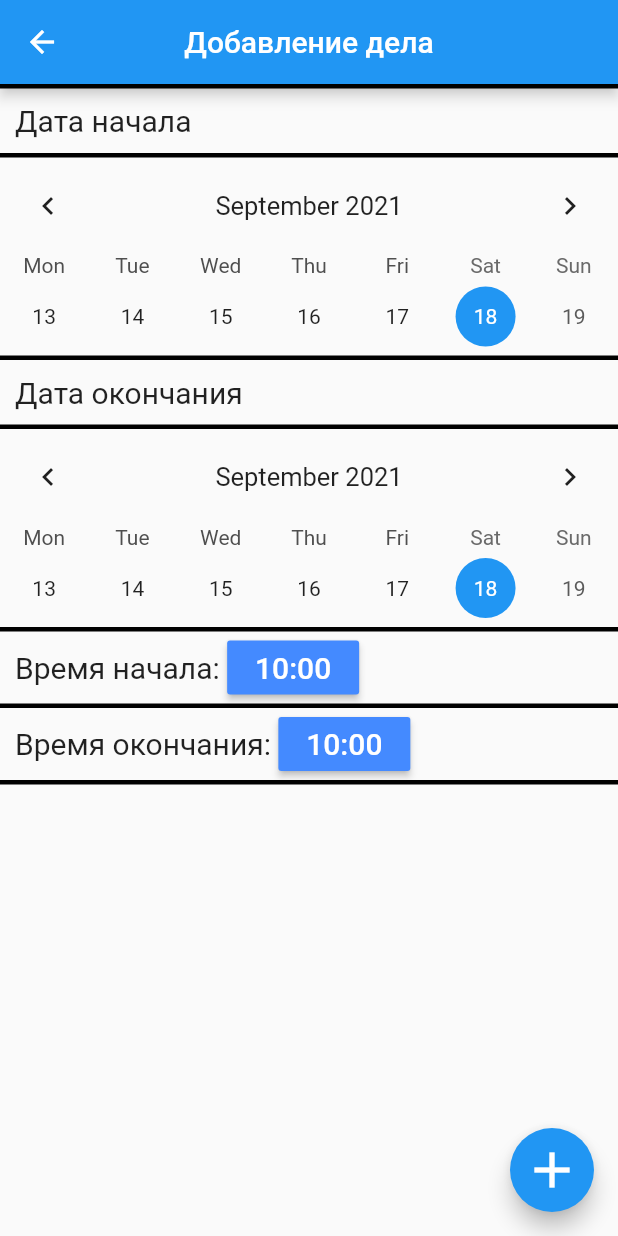
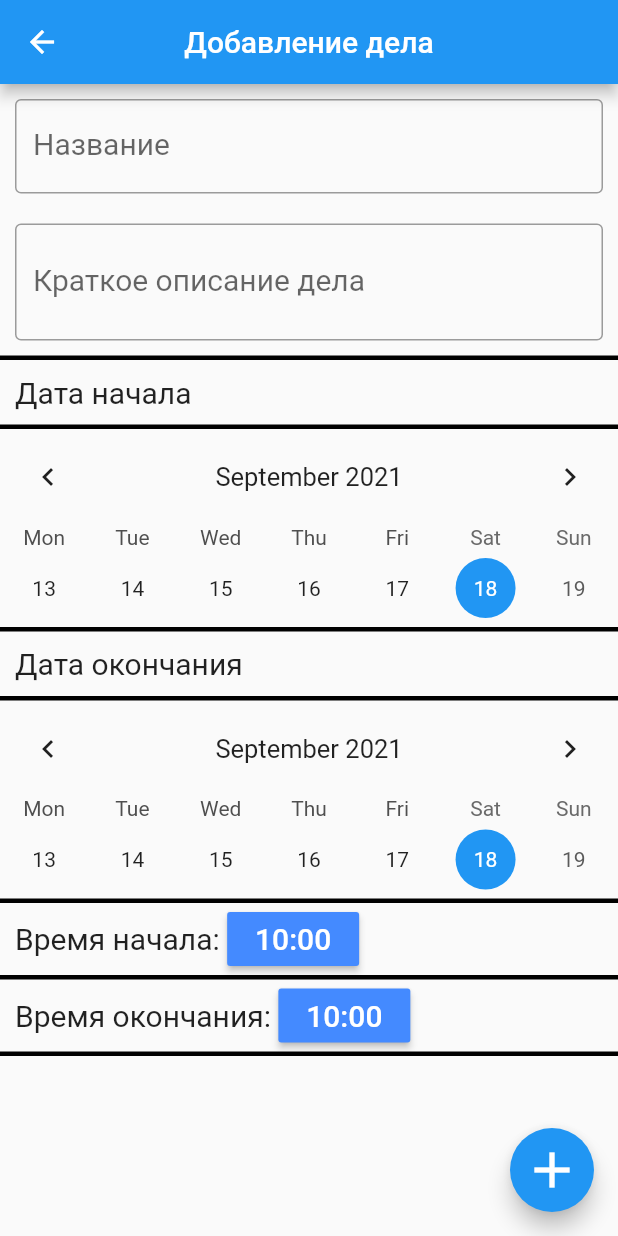
Before and after one commit to Likogeles/simbirsoft_test, a Flutter app: the newPage screen opened directly, on a phone screen of 412 x 824 dp. Run offline on Flutter 3.47's test engine with Material 2 defaults, Android fonts, the phone set to English and light mode, and no system bars; drawn by our look-alikes of table_calendar; our stand-ins replace flutter_datetime_picker.

Commit message:
Add name and descriprion creating

```diff
--- a/lib/pages/new_page.dart
+++ b/lib/pages/new_page.dart
@@ -1,6 +1,7 @@
 import 'package:flutter/material.dart';
 import 'package:flutter_datetime_picker/flutter_datetime_picker.dart';
 import 'package:table_calendar/table_calendar.dart';
+import 'package:flutter/src/material/input_decorator.dart';
 
 class newPage extends StatefulWidget {
   const newPage({Key? key}) : super(key: key);
@@ -16,6 +17,8 @@ class _newPageState extends State<newPage> {
   DateTime focusedDay_2 = DateTime.now();
   int selected_time_1 = TimeOfDay.now().hour;
   int selected_time_2 = TimeOfDay.now().hour;
+  String name = "Название";
+  String description = "Описание";
 
   @override
   Widget build(BuildContext context) {
@@ -24,9 +27,43 @@ class _newPageState extends State<newPage> {
         title: Text("Добавление дела"),
         centerTitle: true,
       ),
-      body: Column(
+      body: SingleChildScrollView(
+        child: Column(
           crossAxisAlignment: CrossAxisAlignment.start,
           children: [
+            Container(
+              child: Padding(
+                padding: EdgeInsets.symmetric(vertical: 10, horizontal: 10),
+                child: TextField(
+                  decoration: InputDecoration(
+                    hintText: name,
+                    labelText: "Название",
+                    labelStyle: TextStyle(fontSize: 20),
+                    hintStyle: TextStyle(fontSize: 20),
+                    border: OutlineInputBorder(),
+                  ),
+                  onSubmitted: (text){name=text;},
+                  keyboardType: TextInputType.text,
+                ),
+              ),
+            ),
+            Container(
+              child: Padding(
+                padding: EdgeInsets.symmetric(vertical: 10, horizontal: 10),
+                child: TextField(
+                  decoration: InputDecoration(
+                    hintText: description,
+                    labelText: "Краткое описание дела",
+                    labelStyle: TextStyle(fontSize: 20),
+                    hintStyle: TextStyle(fontSize: 20),
+                    border: OutlineInputBorder(),
+                  ),
+                  onSubmitted: (text){description=text;},
+                  keyboardType: TextInputType.text,
+                  maxLines: 2,
+                ),
+              ),
+            ),
             Container(
               width: MediaQuery.of(context).size.width,
               decoration: BoxDecoration(
@@ -193,6 +230,7 @@ class _newPageState extends State<newPage> {
             ),
           ],
         ),
+      ),
       floatingActionButton: FloatingActionButton(
         child: Icon(
           Icons.add,
```
Lines whose indentation alone changed are shown as unchanged.
